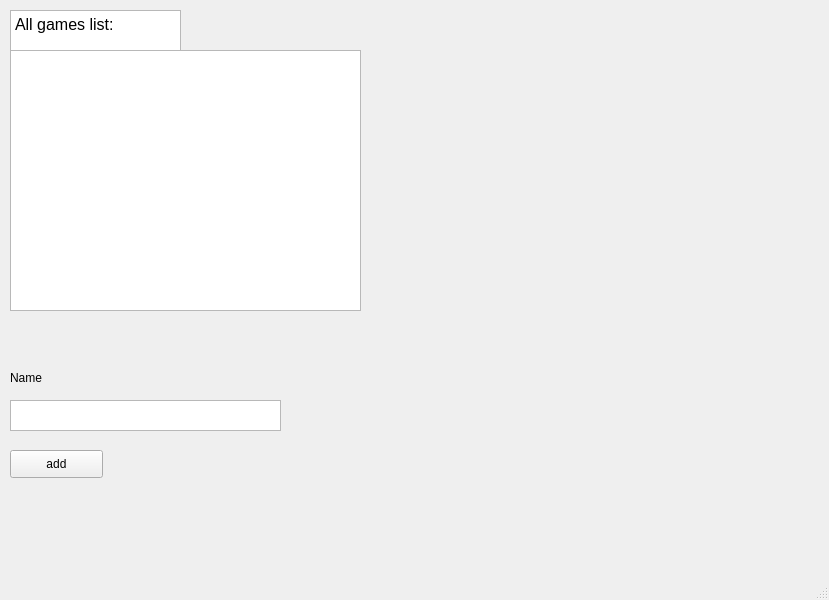
Qt form mainwindow.ui (grigory-bogush/glm_gui_v1) before a commit.
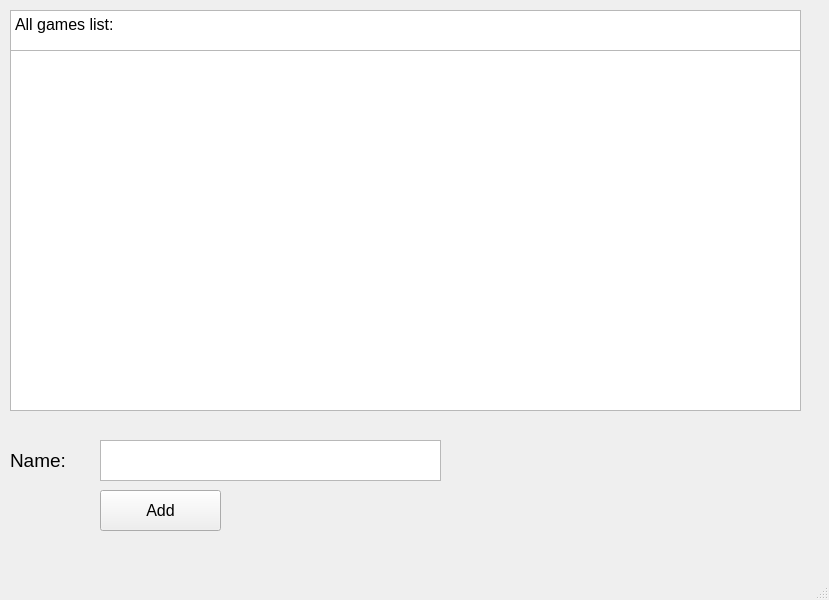
The same form after that commit.

Commit message: Basic adding to list

Diff of the .ui file:
```diff
--- a/mainwindow.ui
+++ b/mainwindow.ui
@@ -14,22 +14,12 @@
    <string>MainWindow</string>
   </property>
   <widget class="QWidget" name="centralwidget">
-   <widget class="QListView" name="listView">
-    <property name="geometry">
-     <rect>
-      <x>10</x>
-      <y>50</y>
-      <width>351</width>
-      <height>261</height>
-     </rect>
-    </property>
-   </widget>
    <widget class="QTextBrowser" name="textBrowser">
     <property name="geometry">
      <rect>
       <x>10</x>
       <y>10</y>
-      <width>171</width>
+      <width>791</width>
       <height>41</height>
      </rect>
     </property>
@@ -41,40 +31,71 @@
 &lt;p style=&quot; margin-top:0px; margin-bottom:0px; margin-left:0px; margin-right:0px; -qt-block-indent:0; text-indent:0px;&quot;&gt;&lt;span style=&quot; font-size:12pt;&quot;&gt;All games list:&lt;/span&gt;&lt;/p&gt;&lt;/body&gt;&lt;/html&gt;</string>
     </property>
    </widget>
-   <widget class="QTextEdit" name="textEdit">
-    <property name="geometry">
-     <rect>
-      <x>10</x>
-      <y>400</y>
-      <width>271</width>
-      <height>31</height>
-     </rect>
-    </property>
-   </widget>
    <widget class="QLabel" name="label">
     <property name="geometry">
      <rect>
       <x>10</x>
-      <y>370</y>
-      <width>55</width>
-      <height>16</height>
+      <y>440</y>
+      <width>81</width>
+      <height>41</height>
      </rect>
     </property>
+    <property name="font">
+     <font>
+      <pointsize>14</pointsize>
+     </font>
+    </property>
+    <property name="focusPolicy">
+     <enum>Qt::ClickFocus</enum>
+    </property>
     <property name="text">
-     <string>Name</string>
+     <string>Name:</string>
+    </property>
+    <property name="textFormat">
+     <enum>Qt::PlainText</enum>
     </property>
    </widget>
    <widget class="QPushButton" name="pushButton">
     <property name="geometry">
      <rect>
-      <x>10</x>
-      <y>450</y>
-      <width>93</width>
-      <height>28</height>
+      <x>100</x>
+      <y>490</y>
+      <width>121</width>
+      <height>41</height>
      </rect>
     </property>
+    <property name="font">
+     <font>
+      <pointsize>12</pointsize>
+     </font>
+    </property>
     <property name="text">
-     <string>add</string>
+     <string>Add</string>
+    </property>
+   </widget>
+   <widget class="QListWidget" name="listWidget">
+    <property name="geometry">
+     <rect>
+      <x>10</x>
+      <y>50</y>
+      <width>791</width>
+      <height>361</height>
+     </rect>
+    </property>
+   </widget>
+   <widget class="QPlainTextEdit" name="plainTextEdit">
+    <property name="geometry">
+     <rect>
+      <x>100</x>
+      <y>440</y>
+      <width>341</width>
+      <height>41</height>
+     </rect>
+    </property>
+    <property name="font">
+     <font>
+      <pointsize>12</pointsize>
+     </font>
     </property>
    </widget>
   </widget>
```
Left out of the diff: 35 changed lines with no effect on the pictures. The commit also changes 11 other files.
